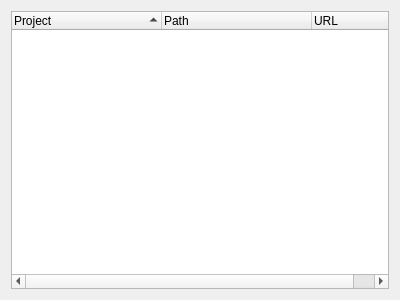
Old version of the form meg_runtime/ui/mainpanel.ui in the repository ibedard16/Runtime.
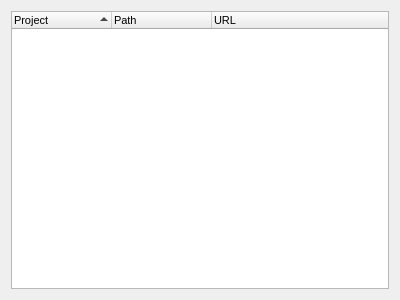
New version of the form.

Diff of the .ui file:
```diff
--- a/meg_runtime/ui/mainpanel.ui
+++ b/meg_runtime/ui/mainpanel.ui
@@ -16,6 +16,11 @@
   <layout class="QGridLayout" name="gridLayout">
    <item row="0" column="0">
     <widget class="QTreeWidget" name="treeWidget">
+     <property name="font">
+      <font>
+       <pointsize>8</pointsize>
+      </font>
+     </property>
      <property name="editTriggers">
       <set>QAbstractItemView::DoubleClicked</set>
      </property>
@@ -43,12 +48,6 @@
      <attribute name="headerCascadingSectionResizes">
       <bool>true</bool>
      </attribute>
-     <attribute name="headerMinimumSectionSize">
-      <number>50</number>
-     </attribute>
-     <attribute name="headerDefaultSectionSize">
-      <number>150</number>
-     </attribute>
      <attribute name="headerShowSortIndicator" stdset="0">
       <bool>true</bool>
      </attribute>
```
